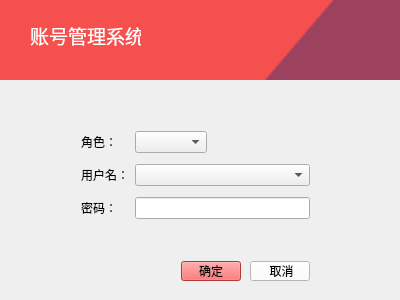
Qt form DaemonProject/DAEMON/ui/uiProcess/login.ui (chulubao/ProjectFunctionPoints) before a commit.
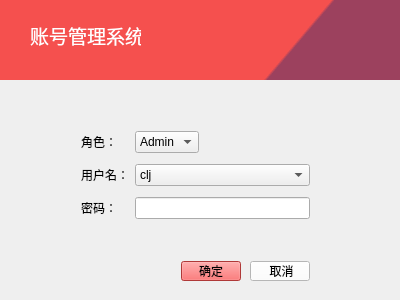
The same form after that commit. Icons and pictures are not drawn.

What changed in the file:
```diff
--- a/DaemonProject/DAEMON/ui/uiProcess/login.ui
+++ b/DaemonProject/DAEMON/ui/uiProcess/login.ui
@@ -31,6 +31,11 @@
         <height>0</height>
        </size>
       </property>
+      <item>
+       <property name="text">
+        <string>Admin</string>
+       </property>
+      </item>
      </widget>
     </item>
     <item row="1" column="0">
@@ -71,7 +76,13 @@
      </widget>
     </item>
     <item row="1" column="1" colspan="2">
-     <widget class="QComboBox" name="userNameComboBox"/>
+     <widget class="QComboBox" name="userNameComboBox">
+      <item>
+       <property name="text">
+        <string>clj</string>
+       </property>
+      </item>
+     </widget>
     </item>
    </layout>
   </widget>
```
